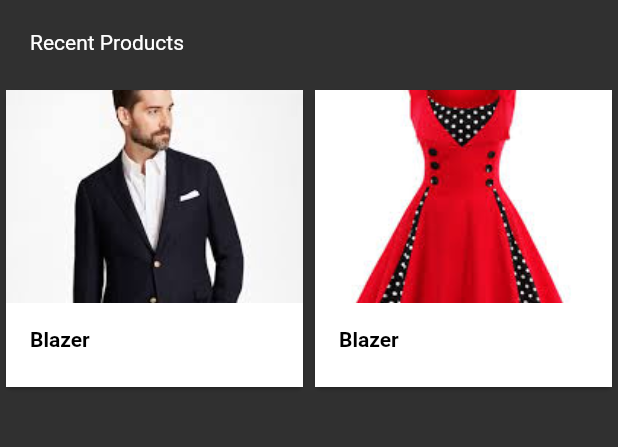
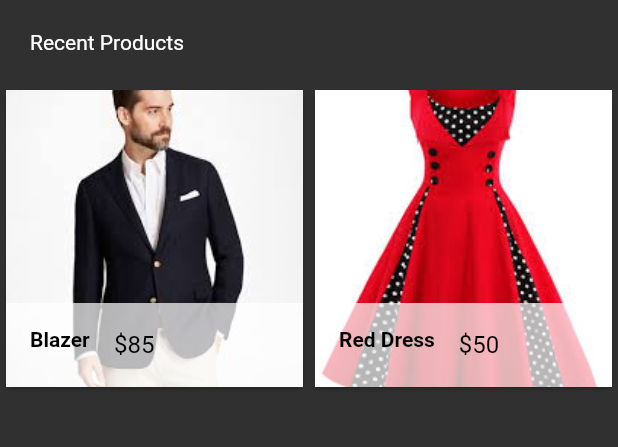
Before and after one commit to DaminduSandaruwan/E-ComApp, a Flutter app: the screen it shows after launch, on a phone screen of 412 x 824 dp, the part 552-999 px from its top. Run offline on Flutter 3.47's test engine with Material 2 defaults, Android fonts, the phone set to English and light mode, and no system bars; drawn by our look-alikes of carousel_pro.

Commit message:
add price tag

```diff
--- a/lib/components/gridview_products.dart
+++ b/lib/components/gridview_products.dart
@@ -15,10 +15,10 @@ class _ProductsState extends State<Products> {
     },
 
     {
-      "name":"Blazer",
+      "name":"Red Dress",
       "picture":"assets/images/products/dress1.jpeg",
-      "old_price":120,
-      "price":85,
+      "old_price":100,
+      "price":50,
     },
 
   ];
@@ -60,13 +60,20 @@ class SingleProducts extends StatelessWidget {
             },
             child: GridTile(
               footer: Container(
-                color: Colors.white,
+                color: Colors.white70,
                 child: ListTile(
                   leading: Text(
                     prod_name,
                     style: TextStyle(
                       fontWeight: FontWeight.bold,
                       color: Colors.black
+                    ),
+                  ),
+                  title: Text(
+                    "\$$prod_price",
+                    style: TextStyle(
+                      color: Colors.black,
+                      fontWeight: FontWeight.w400
                     ),
                   ),
                 ),
```
